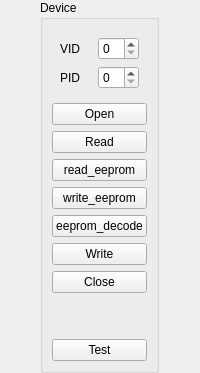
RinatB2017/mega_GIT, file Qt/mega_git_tests/Test_libFTDI/src/test_libftdi_mainbox/src/ui/test_libftdi_mainbox.ui: the form before one commit.
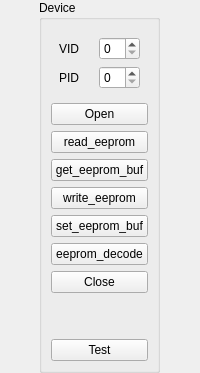
The form after the commit. Custom widgets are drawn as their Qt base class.

The edit to the form file:
```diff
--- a/Qt/mega_git_tests/Test_libFTDI/src/test_libftdi_mainbox/src/ui/test_libftdi_mainbox.ui
+++ b/Qt/mega_git_tests/Test_libFTDI/src/test_libftdi_mainbox/src/ui/test_libftdi_mainbox.ui
@@ -73,13 +73,6 @@
         </property>
        </widget>
       </item>
-      <item>
-       <widget class="QPushButton" name="btn_read">
-        <property name="text">
-         <string>Read</string>
-        </property>
-       </widget>
-      </item>
       <item>
        <widget class="QPushButton" name="btn_read_eeprom">
         <property name="text">
@@ -87,6 +80,13 @@
         </property>
        </widget>
       </item>
+      <item>
+       <widget class="QPushButton" name="btn_get_eeprom_buf">
+        <property name="text">
+         <string>get_eeprom_buf</string>
+        </property>
+       </widget>
+      </item>
       <item>
        <widget class="QPushButton" name="btn_write_eeprom">
         <property name="text">
@@ -94,6 +94,13 @@
         </property>
        </widget>
       </item>
+      <item>
+       <widget class="QPushButton" name="btn_set_eeprom_buf">
+        <property name="text">
+         <string>set_eeprom_buf</string>
+        </property>
+       </widget>
+      </item>
       <item>
        <widget class="QPushButton" name="btn_eeprom_decode">
         <property name="text">
@@ -101,13 +108,6 @@
         </property>
        </widget>
       </item>
-      <item>
-       <widget class="QPushButton" name="btn_write">
-        <property name="text">
-         <string>Write</string>
-        </property>
-       </widget>
-      </item>
       <item>
        <widget class="QPushButton" name="btn_close">
         <property name="text">
```
Left out of the diff: 4 changed lines with no effect on the pictures.
